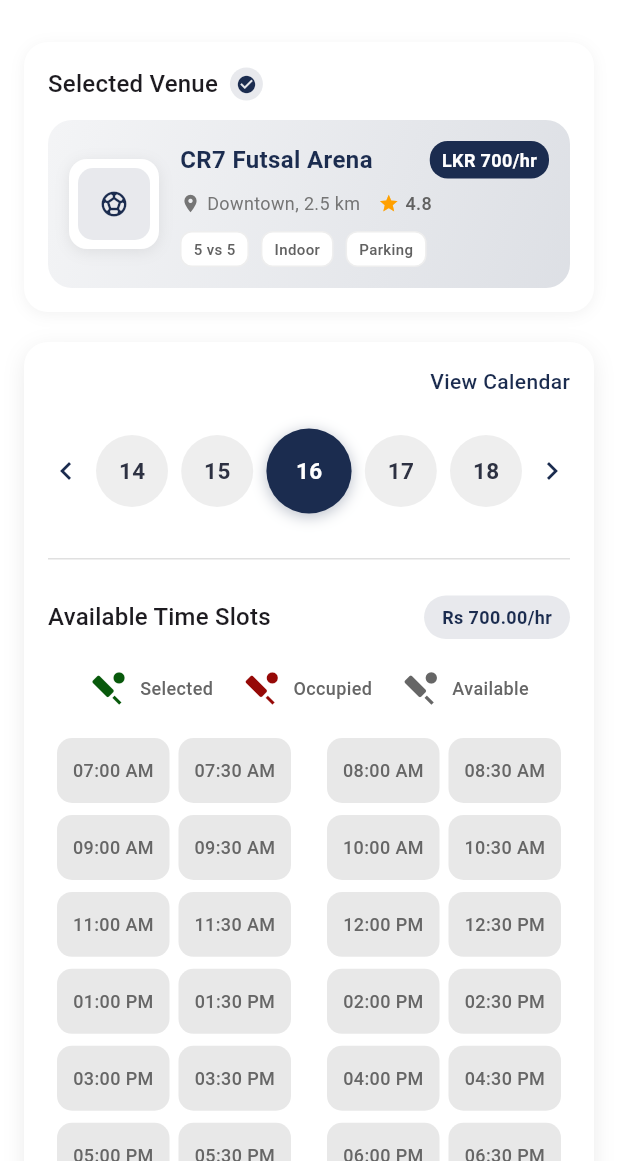
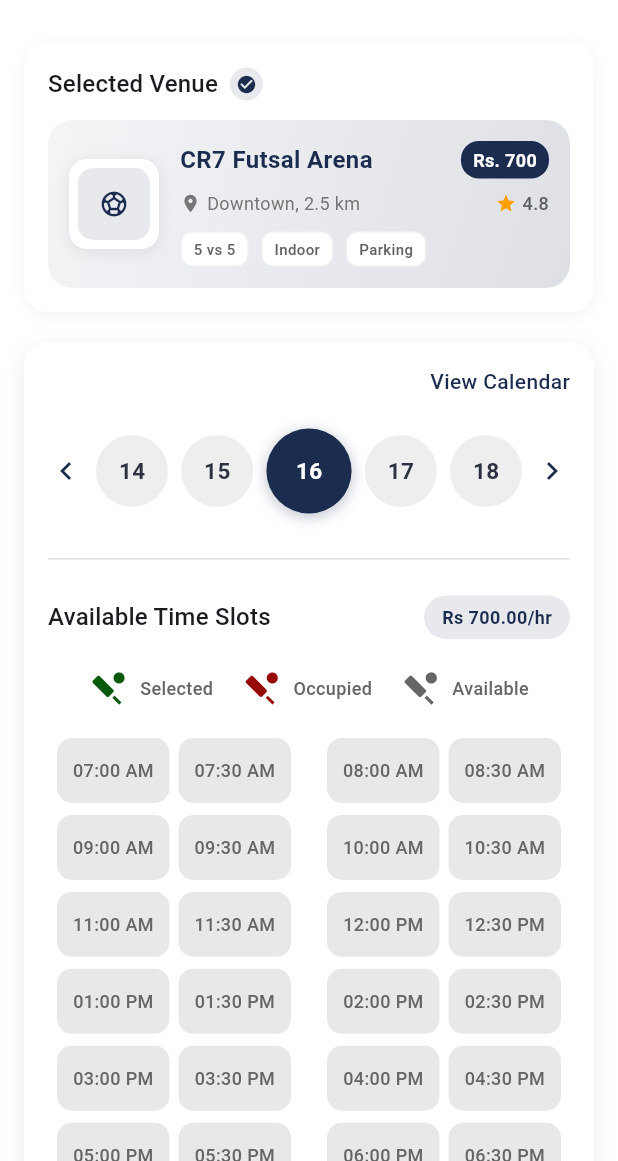
Before and after one commit to niththilan/Athlon-user, a Flutter app: the BookNowScreen screen opened directly, on a phone screen of 412 x 824 dp, the part 75-1236 px from its top. Run offline on Flutter 3.47's test engine with Material 3 defaults, Android fonts, the phone set to English and light mode, and no system bars; our stand-ins replace font_awesome_flutter, video_player; Roboto replaces fonts that are missing (Poppins).

Commit message:
book now navigation

```diff
--- a/lib/customers/availableSports.dart
+++ b/lib/customers/availableSports.dart
@@ -1,5 +1,8 @@
+// ignore_for_file: file_names, deprecated_member_use
+
 import 'package:flutter/material.dart';
 import 'favourites.dart';
+import 'bookNow.dart';
 
 Future<void> main() async {
   WidgetsFlutterBinding.ensureInitialized();
@@ -826,15 +829,20 @@ class _SportsVenueScreenState extends State<SportsVenueScreen> {
                                       ),
                                       ElevatedButton(
                                         onPressed: () {
-                                          // Handle book now action
-                                          ScaffoldMessenger.of(
+                                          Navigator.push(
                                             context,
-                                          ).showSnackBar(
-                                            SnackBar(
-                                              content: Text(
-                                                'Booking ${venue['title']}...',
-                                              ),
-                                              backgroundColor: _themeNavyBlue,
+                                            PageRouteBuilder(
+                                              pageBuilder:
+                                                  (
+                                                    context,
+                                                    animation,
+                                                    secondaryAnimation,
+                                                  ) => BookNowScreen(
+                                                    venue: venue,
+                                                  ),
+                                              transitionDuration: Duration.zero,
+                                              reverseTransitionDuration:
+                                                  Duration.zero,
                                             ),
                                           );
                                         },
@@ -1440,7 +1448,7 @@ class _SportsCategoriesState extends State<SportsCategories> {
                             ),
                           ),
                         );
-                      }).toList(),
+                      }),
                     ],
                   ),
                 ),
--- a/lib/customers/bookNow.dart
+++ b/lib/customers/bookNow.dart
@@ -1,4 +1,4 @@
-// ignore_for_file: deprecated_member_use, library_private_types_in_public_api
+// ignore_for_file: deprecated_member_use, library_private_types_in_public_api, file_names
 
 import 'package:flutter/material.dart';
 import 'package:intl/intl.dart';
@@ -57,7 +57,9 @@ class MyApp extends StatelessWidget {
 }
 
 class BookNowScreen extends StatefulWidget {
-  const BookNowScreen({super.key});
+  final Map<String, dynamic>? venue;
+
+  const BookNowScreen({super.key, this.venue});
 
   @override
   State<BookNowScreen> createState() => _BookNowScreenState();
@@ -98,11 +100,11 @@ class _BookNowScreenState extends State<BookNowScreen> {
         ),
         actions: const [],
       ),
-      body: const CustomScrollView(
+      body: CustomScrollView(
         slivers: [
           SliverToBoxAdapter(
             child: Padding(
-              padding: EdgeInsets.only(
+              padding: const EdgeInsets.only(
                 top: 8.0,
                 left: 16.0,
                 right: 16.0,
@@ -111,14 +113,14 @@ class _BookNowScreenState extends State<BookNowScreen> {
               child: Column(
                 crossAxisAlignment: CrossAxisAlignment.start,
                 children: [
-                  SizedBox(height: 20),
-                  VenueSelectionSection(),
-                  SizedBox(height: 20),
-                  BookingDateTimeSection(),
-                  SizedBox(height: 20),
-                  NumberOfPlayersSection(),
-                  SizedBox(height: 20),
-                  PricingSummarySection(),
+                  const SizedBox(height: 20),
+                  VenueSelectionSection(venue: widget.venue),
+                  const SizedBox(height: 20),
+                  const BookingDateTimeSection(),
+                  const SizedBox(height: 20),
+                  const NumberOfPlayersSection(),
+                  const SizedBox(height: 20),
+                  const PricingSummarySection(),
                 ],
               ),
             ),
@@ -130,17 +132,21 @@ class _BookNowScreenState extends State<BookNowScreen> {
 }
 
 class VenueSelectionSection extends StatelessWidget {
-  const VenueSelectionSection({super.key});
+  final Map<String, dynamic>? venue;
+
+  const VenueSelectionSection({super.key, this.venue});
 
   @override
   Widget build(BuildContext context) {
-    final venue = {
-      'name': 'CR7 Futsal Arena',
+    final venueData =
+        venue ??
+        {
+          'title': 'CR7 Futsal Arena',
           'location': 'Downtown, 2.5 km',
-      'isSelected': true,
-      'image': 'assets/venue1.jpg',
+          'sport': 'Football',
           'rating': 4.8,
-      'price': 'LKR 700/hr',
+          'rate_per_hour': 'Rs. 700',
+          'distance': '2.5 km',
         };
 
     return Container(
@@ -217,9 +223,11 @@ class VenueSelectionSection extends StatelessWidget {
                       color: const Color(0xFF1B2C4F).withOpacity(0.1),
                       borderRadius: BorderRadius.circular(10),
                     ),
-                    child: const Icon(
-                      Icons.sports_soccer,
-                      color: Color(0xFF1B2C4F),
+                    child: Icon(
+                      _getSportIcon(
+                        venueData['sport']?.toString() ?? 'Football',
+                      ),
+                      color: const Color(0xFF1B2C4F),
                       size: 20,
                     ),
                   ),
@@ -231,15 +239,16 @@ class VenueSelectionSection extends StatelessWidget {
                     children: [
                       Row(
                         children: [
-                          Text(
-                            venue['name'] as String,
+                          Expanded(
+                            child: Text(
+                              venueData['title']?.toString() ?? 'Venue',
                               style: const TextStyle(
                                 fontSize: 16,
                                 fontWeight: FontWeight.w600,
                                 color: Color(0xFF1B2C4F),
                               ),
                             ),
-                          const Spacer(),
+                          ),
                           Container(
                             padding: const EdgeInsets.symmetric(
                               horizontal: 8,
@@ -250,7 +259,8 @@ class VenueSelectionSection extends StatelessWidget {
                               borderRadius: BorderRadius.circular(12),
                             ),
                             child: Text(
-                              venue['price'] as String,
+                              venueData['rate_per_hour']?.toString() ??
+                                  'Rs. 700/hr',
                               style: const TextStyle(
                                 fontSize: 12,
                                 fontWeight: FontWeight.w600,
@@ -269,11 +279,13 @@ class VenueSelectionSection extends StatelessWidget {
                             color: Colors.grey.shade600,
                           ),
                           const SizedBox(width: 4),
-                          Text(
-                            venue['location'] as String,
+                          Expanded(
+                            child: Text(
+                              venueData['location']?.toString() ?? 'Location',
                               style: TextStyle(
                                 fontSize: 12,
                                 color: Colors.grey.shade600,
+                              ),
                             ),
                           ),
                           const SizedBox(width: 12),
@@ -284,7 +296,7 @@ class VenueSelectionSection extends StatelessWidget {
                           ),
                           const SizedBox(width: 4),
                           Text(
-                            '${venue['rating']}',
+                            '${venueData['rating'] ?? 4.8}',
                             style: TextStyle(
                               fontSize: 12,
                               fontWeight: FontWeight.w500,
@@ -296,7 +308,11 @@ class VenueSelectionSection extends StatelessWidget {
                       const SizedBox(height: 10),
                       Row(
                         children: [
-                          _buildAmenityTag('5 vs 5'),
+                          _buildAmenityTag(
+                            _getSportFormat(
+                              venueData['sport']?.toString() ?? 'Football',
+                            ),
+                          ),
                           const SizedBox(width: 8),
                           _buildAmenityTag('Indoor'),
                           const SizedBox(width: 8),
@@ -312,6 +328,46 @@ class VenueSelectionSection extends StatelessWidget {
         ],
       ),
     );
+  }
+
+  IconData _getSportIcon(String sport) {
+    switch (sport.toLowerCase()) {
+      case 'football':
+        return Icons.sports_soccer;
+      case 'basketball':
+        return Icons.sports_basketball;
+      case 'tennis':
+        return Icons.sports_tennis;
+      case 'badminton':
+        return Icons.sports_tennis;
+      case 'swimming':
+        return Icons.pool;
+      case 'cricket':
+        return Icons.sports_cricket;
+      case 'baseball':
+        return Icons.sports_baseball;
+      case 'table tennis':
+        return Icons.table_bar;
+      default:
+        return Icons.sports_soccer;
+    }
+  }
+
+  String _getSportFormat(String sport) {
+    switch (sport.toLowerCase()) {
+      case 'football':
+        return '5 vs 5';
+      case 'basketball':
+        return '5 vs 5';
+      case 'tennis':
+        return '1 vs 1';
+      case 'badminton':
+        return '2 vs 2';
+      case 'table tennis':
+        return '1 vs 1';
+      default:
+        return '5 vs 5';
+    }
   }
 
   Widget _buildAmenityTag(String text) {
--- a/lib/customers/nearbyVenues.dart
+++ b/lib/customers/nearbyVenues.dart
@@ -1,8 +1,5 @@
-// ignore_for_file: deprecated_member_use
-
+// ignore_for_file: deprecated_member_use, file_names
 import 'package:flutter/material.dart';
-import 'home.dart';
-import 'search.dart';
 
 void main() {
   runApp(const MyApp());
```
Lines whose indentation alone changed are shown as unchanged.
